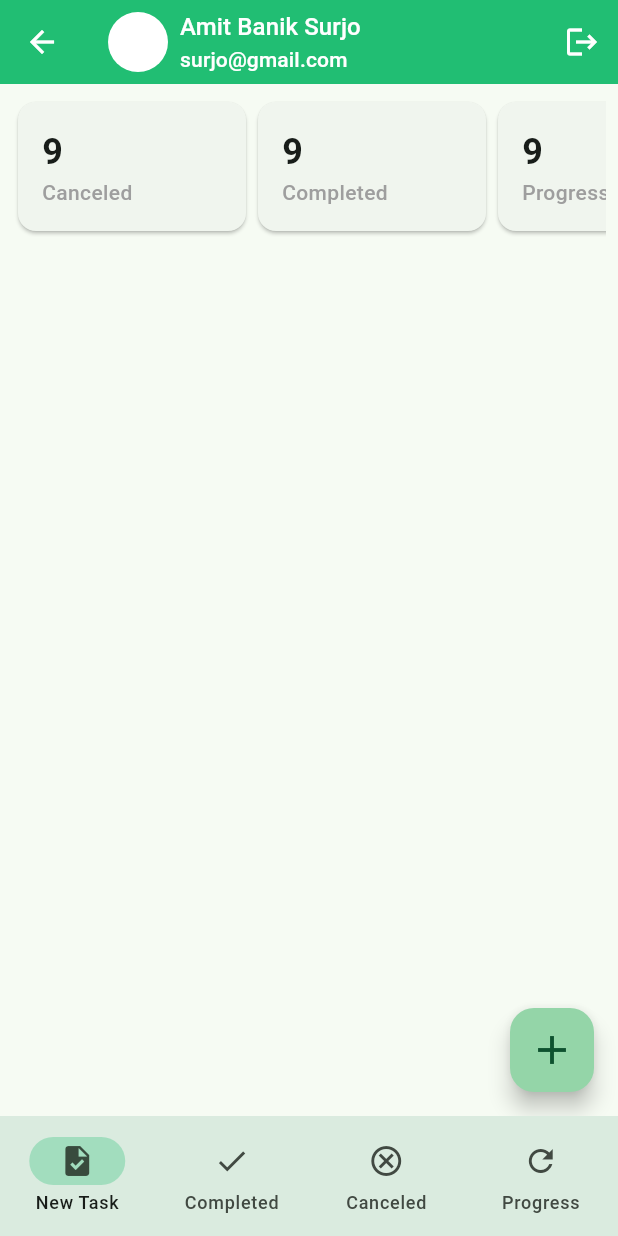
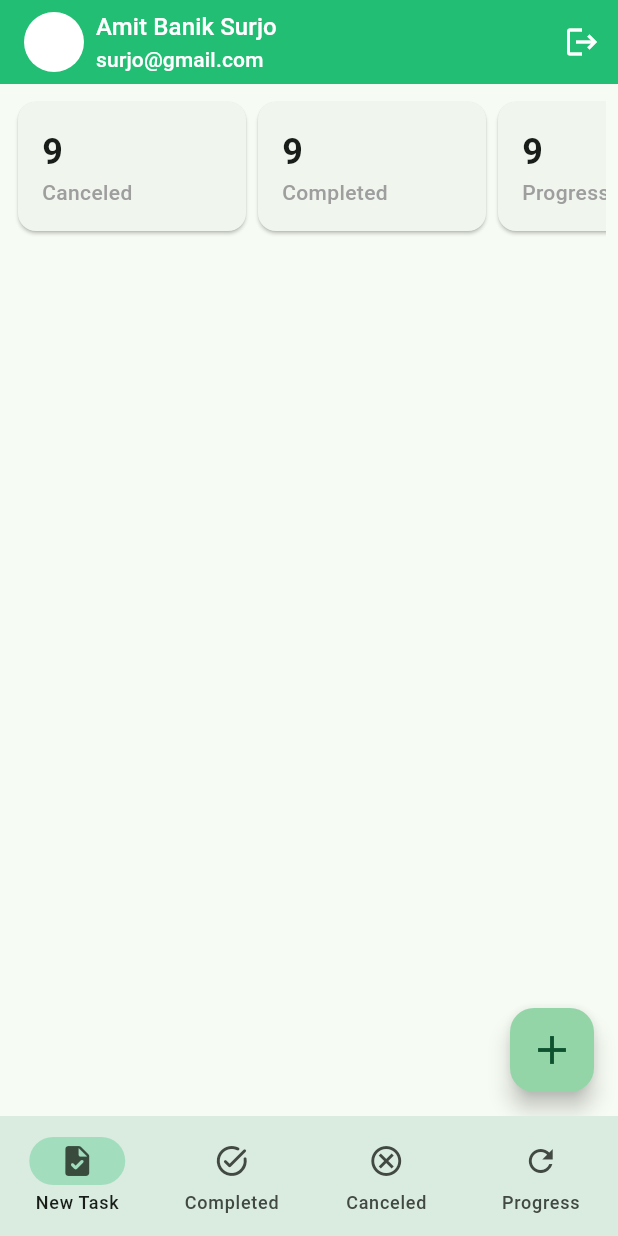
Before and after one commit to amitsurjo57/Flutter-Assignment, a Flutter app: the screen it shows after launch, after a tap on the "arrow forward ios" icon, on a phone screen of 412 x 824 dp. Run offline on Flutter 3.47's test engine with Material 3 defaults, Android fonts, the phone set to English and light mode, and no system bars; our stand-ins replace flutter_svg, pin_code_fields.

Commit message:
Ostad Assignment

```diff
--- a/lib/screens/Main Body/home_screen.dart
+++ b/lib/screens/Main Body/home_screen.dart
@@ -51,11 +51,11 @@ class _HomeScreenState extends State<HomeScreen> {
         },
         destinations: const [
           NavigationDestination(
-            icon: Icon(Icons.task),
+            icon: Icon(Icons.task_rounded),
             label: 'New Task',
           ),
           NavigationDestination(
-            icon: Icon(Icons.done),
+            icon: Icon(Icons.task_alt_rounded),
             label: 'Completed',
           ),
           NavigationDestination(
--- a/lib/screens/Starting Body/log_in_screen.dart
+++ b/lib/screens/Starting Body/log_in_screen.dart
@@ -62,11 +62,12 @@ class _LogInScreenState extends State<LogInScreen> {
   MyButton button() {
     return MyButton(
       onPressed: () {
-        Navigator.push(
+        Navigator.pushAndRemoveUntil(
           context,
           MaterialPageRoute(
             builder: (context) => const HomeScreen(),
           ),
+          (_) => false,
         );
       },
     );
--- a/lib/widgets/Main App/tam_appbar.dart
+++ b/lib/widgets/Main App/tam_appbar.dart
@@ -1,7 +1,8 @@
 import 'package:flutter/material.dart';
+import 'package:greeting_app/screens/Starting%20Body/log_in_screen.dart';
 import 'package:greeting_app/utils/common_color.dart';
 
-class TamAppbar extends StatelessWidget implements PreferredSizeWidget{
+class TamAppbar extends StatelessWidget implements PreferredSizeWidget {
   const TamAppbar({super.key});
 
   @override
@@ -9,12 +10,15 @@ class TamAppbar extends StatelessWidget implements PreferredSizeWidget{
     return AppBar(
       backgroundColor: CommonColor.commonColor,
       iconTheme: const IconThemeData(color: Colors.white),
-      actions: const [
-        Padding(
+      actions: [
+        InkWell(
+          onTap: () => _onLogOut(context),
+          child: const Padding(
             padding: EdgeInsets.symmetric(
               horizontal: 12,
             ),
             child: Icon(Icons.logout),
+          ),
         ),
       ],
       title: Row(
@@ -46,6 +50,16 @@ class TamAppbar extends StatelessWidget implements PreferredSizeWidget{
     );
   }
 
+  void _onLogOut(BuildContext context) {
+    Navigator.pushAndRemoveUntil(
+      context,
+      MaterialPageRoute(
+        builder: (context) => const LogInScreen(),
+      ),
+      (_) => false,
+    );
+  }
+
   @override
   // TODO: implement preferredSize
   Size get preferredSize => const Size.fromHeight(kToolbarHeight);
```
Lines whose indentation alone changed are shown as unchanged.
